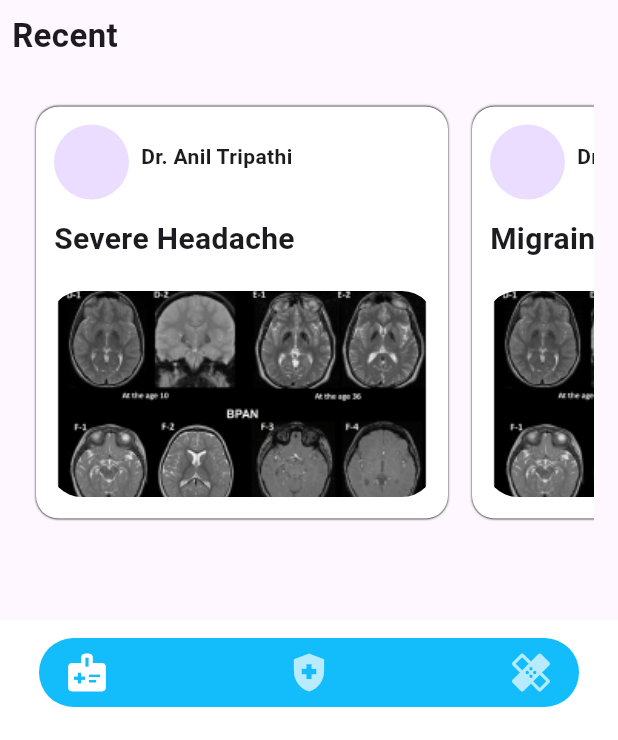
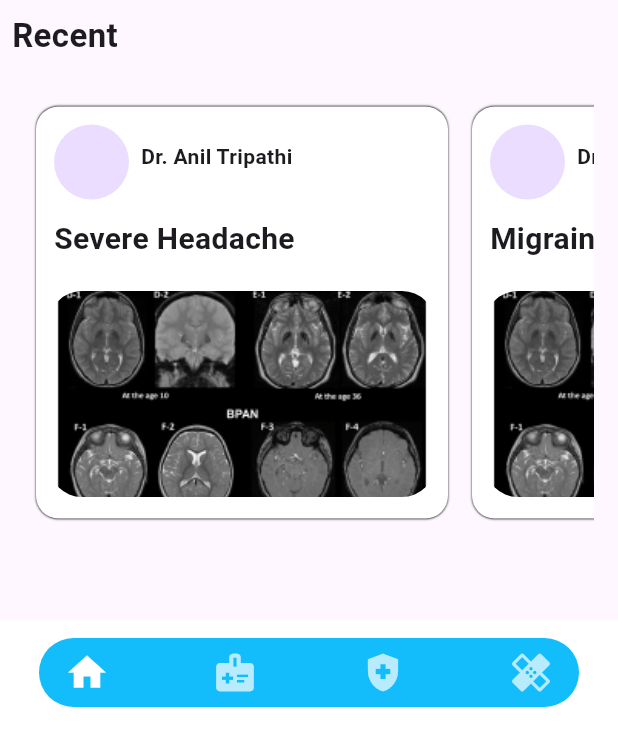
Before and after one commit to HarshYadav1159/nirog, a Flutter app: the FirstPage screen opened by its route, in the side drawer, after a tap on "Home", on a phone screen of 412 x 824 dp, the part 496-1236 px from its top. Run offline on Flutter 3.47's test engine with Material 2 defaults, Android fonts, the phone set to English and light mode, and no system bars; our stand-ins replace cloud_firestore, firebase_auth, firebase_core, firebase_storage, image_picker, pinput; accounts and stored records are empty.

Commit message:
Profile and Home Screen

```diff
--- a/lib/main.dart
+++ b/lib/main.dart
@@ -7,8 +7,9 @@ import 'package:projects/providers/tests_provider.dart';
 import 'package:projects/providers/user_details_provider.dart';
 import 'package:projects/screen_routes.dart';
 import 'package:projects/screens/diagnostics_screen.dart';
+import 'package:projects/screens/home_screen.dart';
+import 'package:projects/screens/image_display_screen.dart';
 import 'package:projects/screens/profile_screen.dart';
-import 'package:projects/screens/image_display_screen.dart';
 import 'package:projects/screens/registration_screens/login_screen.dart';
 import 'package:projects/screens/medication.dart';
 import 'package:projects/screens/registration_screens/otp_screen.dart';
--- a/lib/screen_routes.dart
+++ b/lib/screen_routes.dart
@@ -7,3 +7,4 @@ const String medicationScreen = "medicationScreen";
 const String imageScreen = "imageScreen";
 const String userDetails = "userDetails";
 const String firstPage = "firstPage";
+const String homeScreen = "homeScreen";
--- a/lib/widgets/first_page.dart
+++ b/lib/widgets/first_page.dart
@@ -8,8 +8,9 @@ import 'package:projects/screens/diagnostics_screen.dart';
 import 'package:projects/screens/tests_screen.dart';
 
 import '../screen_routes.dart';
+import '../screens/home_screen.dart';
+import '../screens/medication.dart';
 import '../screens/profile_screen.dart';
-import '../screens/medication.dart';
 
 class FirstPage extends StatefulWidget {
   const FirstPage({Key? key}) : super(key: key);
@@ -21,11 +22,10 @@ class FirstPage extends StatefulWidget {
 class _FirstPageState extends State<FirstPage> {
   List <Widget> screens=[
     MyHomePage(),
-    //Profile Screen
     Diagnostics(),
     Medications(),
     Tests(),
-    ProfileScreen()
+    ProfileScreen(),
   ];
   int currentTab = 0;
 
@@ -57,18 +57,26 @@ class _FirstPageState extends State<FirstPage> {
               TextButton(
                 onPressed: ()=>selectPage(0),
                 child: Icon(
+                    Icons.home,
+                    size: 30,
+                    color: FirstPage.selectedPageIndex == 0?Colors.white:Colors.white70
+                ),
+              ),
+              TextButton(
+                onPressed: ()=>selectPage(1),
+                child: Icon(
                   Icons.medical_information,
                   size: 30,
-                    color: FirstPage.selectedPageIndex == 0?Colors.white:Colors.white70
+                    color: FirstPage.selectedPageIndex == 1?Colors.white:Colors.white70
                 ),
               ),
 
               TextButton(
-                onPressed: ()=>{selectPage(1)},
+                onPressed: ()=>{selectPage(3)},
                 child: Icon(
                   Icons.health_and_safety,
                   size: 30,
-                    color: FirstPage.selectedPageIndex == 1?Colors.white:Colors.white70,
+                    color: FirstPage.selectedPageIndex == 3?Colors.white:Colors.white70,
                 ),
               ),
               TextButton(
--- a/lib/widgets/navigation_drawer.dart
+++ b/lib/widgets/navigation_drawer.dart
@@ -65,7 +65,7 @@ class _CustomNavigationDrawerState extends State<CustomNavigationDrawer> {
             Column(
               children: [
                 ListTile(
-                  leading: const Icon(Icons.person_2_rounded),
+                  leading: const Icon(Icons.home),
                   title: Text("Home"),
                   onTap: () {
                     FirstPage.selectedPageIndex=0;
@@ -76,8 +76,8 @@ class _CustomNavigationDrawerState extends State<CustomNavigationDrawer> {
                   leading: const Icon(Icons.person_2_rounded),
                   title: Text("Profile"),
                   onTap: () {
-                   // FirstPage.selectedPageIndex=1;
-                    //Navigator.pushNamed(context, firstPage);
+                   FirstPage.selectedPageIndex=4;
+                    Navigator.pushNamed(context, firstPage);
                   },
                 ),
                 ListTile(
```
